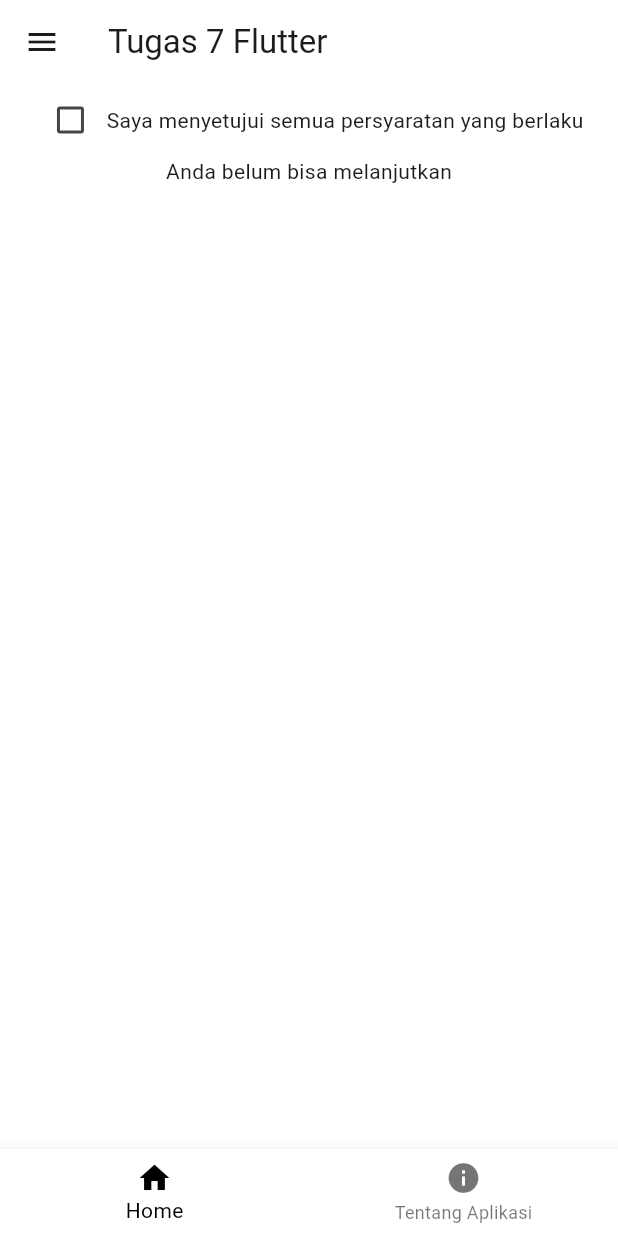
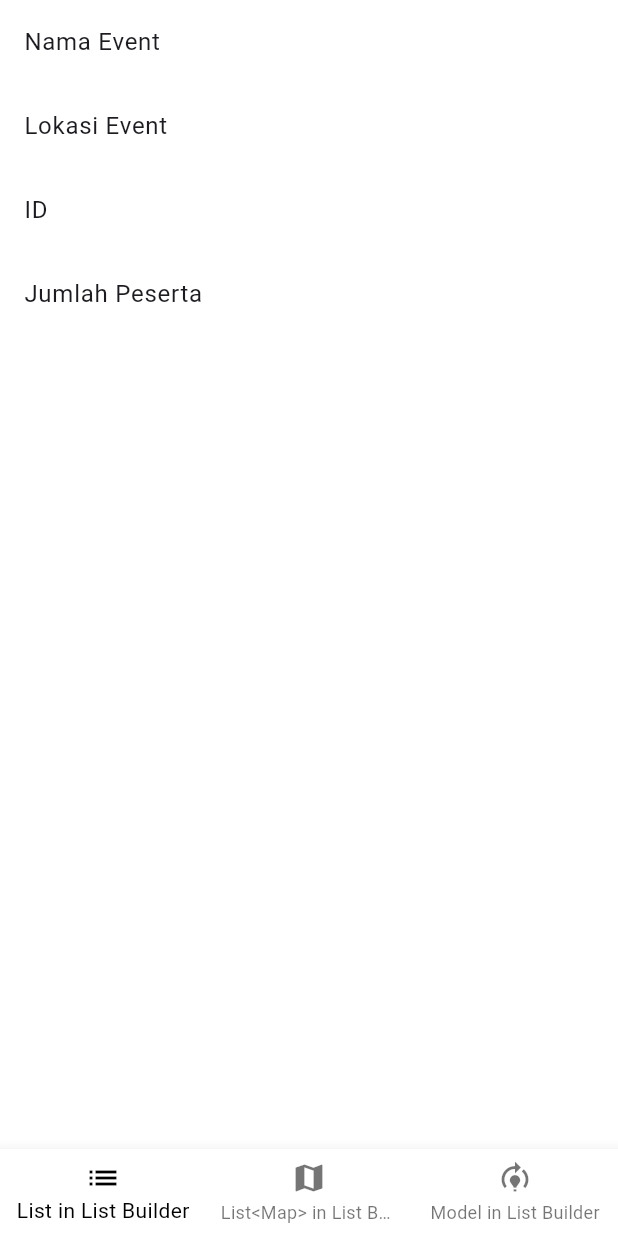
Before and after one commit to bonarwilfredproject/belajar_flutter_ppkd, a Flutter app: the screen it shows after launch, on a phone screen of 412 x 824 dp. Run offline on Flutter 3.47's test engine with Material 3 defaults, Android fonts, the phone set to English and light mode, and no system bars; our stand-ins replace animated_bottom_navigation_bar.

Commit message:
Tugas 9 Flutter

```diff
--- a/lib/main.dart
+++ b/lib/main.dart
@@ -9,12 +9,10 @@ import 'package:belajar_flutter_ppkd/tugas_5_flutter/tugas_5.dart';
 import 'package:belajar_flutter_ppkd/tugas_6/tugas_6_log_in_screen.dart';
 import 'package:belajar_flutter_ppkd/tugas_7/tugas_7.dart';
 import 'package:belajar_flutter_ppkd/tugas_8/tugas_8.dart';
+import 'package:belajar_flutter_ppkd/tugas_9/tugas_9_screen.dart';
 import 'package:flutter/material.dart';
-import 'package:intl/date_symbol_data_local.dart';
 
-void main() async {
-  WidgetsFlutterBinding.ensureInitialized;
-  await initializeDateFormatting('id', null);
+void main() {
   runApp(const MyApp());
 }
 
@@ -44,7 +42,7 @@ class MyApp extends StatelessWidget {
         // tested with just a hot reload.
         colorScheme: .fromSeed(seedColor: Colors.deepPurple),
       ),
-      home: Tugas8Flutter(),
+      home: Tugas9Screen(),
     );
   }
 }
--- a/lib/tugas_7/tugas_7.dart
+++ b/lib/tugas_7/tugas_7.dart
@@ -31,6 +31,7 @@ class _Tugas7FlutterState extends State<Tugas7Flutter> {
         title: Text("Tugas 7 Flutter"),
         backgroundColor: Colors.white,
       ),
+
       drawer: Drawer(
         backgroundColor: Colors.white,
         child: ListView(
--- a/lib/tugas_7/tugas_7_date_picker.dart
+++ b/lib/tugas_7/tugas_7_date_picker.dart
@@ -31,7 +31,7 @@ class _Tugas7DatePickerState extends State<Tugas7DatePicker> {
           Text(
             selectedDate == null
                 ? "Tanggal Lahir: "
-                : "Tanggal Lahir: ${DateFormat("dd MMMM yyyy", "ID").format(selectedDate!)}",
+                : "Tanggal Lahir: ${DateFormat("dd MMMM yyyy", "id").format(selectedDate!)}",
           ),
         ],
       ),
--- a/lib/tugas_7/tugas_7_time_picker.dart
+++ b/lib/tugas_7/tugas_7_time_picker.dart
@@ -12,7 +12,7 @@ class _Tugas7TimePickerState extends State<Tugas7TimePicker> {
   TimeOfDay? selectedTime;
 
   String getFormattedTime() {
-    final dateTime = DateTime(
+    DateTime dateTime = DateTime(
       0,
       0,
       0,
--- a/lib/tugas_8/tugas_8.dart
+++ b/lib/tugas_8/tugas_8.dart
@@ -1,3 +1,4 @@
+import 'package:animated_bottom_navigation_bar/animated_bottom_navigation_bar.dart';
 import 'package:belajar_flutter_ppkd/tugas_7/tugas_7.dart';
 import 'package:belajar_flutter_ppkd/tugas_8/tugas_8_tentang_aplikasi.dart';
 import 'package:flutter/material.dart';
--- /dev/null
+++ b/lib/tugas_9/data_list_map.dart
@@ -0,0 +1,122 @@
+List<Map<String, dynamic>> kategori = [
+  {
+    "Nama Event": "Ngopi Guys",
+    "Lokasi Event": "Warkop DKI",
+    "ID": "10000001",
+    "Jumlah Peserta": 2,
+  },
+  {
+    "Nama Event": "Flutter Study Jam",
+    "Lokasi Event": "PPKD Jakarta Pusat",
+    "ID": "10000002",
+    "Jumlah Peserta": 25,
+  },
+  {
+    "Nama Event": "Seminar Teknologi AI",
+    "Lokasi Event": "Aula Universitas Indonesia",
+    "ID": "10000003",
+    "Jumlah Peserta": 120,
+  },
+  {
+    "Nama Event": "Workshop UI/UX Figma",
+    "Lokasi Event": "Co-Working Space Sudirman",
+    "ID": "10000004",
+    "Jumlah Peserta": 40,
+  },
+  {
+    "Nama Event": "Komunitas Startup Meetup",
+    "Lokasi Event": "Jakarta Creative Hub",
+    "ID": "10000005",
+    "Jumlah Peserta": 75,
+  },
+  {
+    "Nama Event": "Pelatihan Mobile Developer",
+    "Lokasi Event": "Gedung Kominfo",
+    "ID": "10000006",
+    "Jumlah Peserta": 60,
+  },
+  {
+    "Nama Event": "Hackathon 24 Jam",
+    "Lokasi Event": "Tech Park BSD",
+    "ID": "10000007",
+    "Jumlah Peserta": 150,
+  },
+  {
+    "Nama Event": "Networking Night",
+    "Lokasi Event": "Hotel Grand Mercure",
+    "ID": "10000008",
+    "Jumlah Peserta": 90,
+  },
+  {
+    "Nama Event": "Bootcamp App Developer",
+    "Lokasi Event": "PPKD Jakarta Pusat",
+    "ID": "10000009",
+    "Jumlah Peserta": 30,
+  },
+  {
+    "Nama Event": "Diskusi Produk Digital",
+    "Lokasi Event": "Perpustakaan Nasional",
+    "ID": "10000010",
+    "Jumlah Peserta": 55,
+  },
+  {
+    "Nama Event": "Kelas Dart Fundamental",
+    "Lokasi Event": "Ruang 3A PPKD",
+    "ID": "10000011",
+    "Jumlah Peserta": 20,
+  },
+  {
+    "Nama Event": "Seminar Cyber Security",
+    "Lokasi Event": "Balai Kota Jakarta",
+    "ID": "10000012",
+    "Jumlah Peserta": 110,
+  },
+  {
+    "Nama Event": "Workshop Firebase",
+    "Lokasi Event": "Google Space Jakarta",
+    "ID": "10000013",
+    "Jumlah Peserta": 45,
+  },
+  {
+    "Nama Event": "Tech Career Expo",
+    "Lokasi Event": "JIExpo Kemayoran",
+    "ID": "10000014",
+    "Jumlah Peserta": 300,
+  },
+  {
+    "Nama Event": "Community Sharing Session",
+    "Lokasi Event": "Cafe Kopi Kenangan",
+    "ID": "10000015",
+    "Jumlah Peserta": 18,
+  },
+  {
+    "Nama Event": "Digital Marketing Talk",
+    "Lokasi Event": "Hotel Pullman",
+    "ID": "10000016",
+    "Jumlah Peserta": 85,
+  },
+  {
+    "Nama Event": "Startup Pitching Day",
+    "Lokasi Event": "WeWork Indonesia",
+    "ID": "10000017",
+    "Jumlah Peserta": 65,
+  },
+  {
+    "Nama Event": "Belajar Git & GitHub",
+    "Lokasi Event": "Lab Komputer PPKD",
+    "ID": "10000018",
+    "Jumlah Peserta": 35,
+  },
+  {
+    "Nama Event": "Design Thinking Class",
+    "Lokasi Event": "BINUS University",
+    "ID": "10000019",
+    "Jumlah Peserta": 70,
+  },
+  {
+    "Nama Event": "AI for Beginner",
+    "Lokasi Event": "Universitas Negeri Jakarta",
+    "ID": "10000020",
+    "Jumlah Peserta": 95,
+  },
+];
--- /dev/null
+++ b/lib/tugas_9/data_peserta_model.dart
@@ -0,0 +1,40 @@
+// To parse this JSON data, do
+//
+//     final dataPeserta = dataPesertaFromJson(jsonString);
+
+import 'dart:convert';
+
+List<DataPeserta> dataPesertaFromJson(String str) => List<DataPeserta>.from(
+  json.decode(str).map((x) => DataPeserta.fromJson(x)),
+);
+
+String dataPesertaToJson(List<DataPeserta> data) =>
+    json.encode(List<dynamic>.from(data.map((x) => x.toJson())));
+
+class DataPeserta {
+  String nama;
+  String telp;
+  String foto;
+  String waktu;
+
+  DataPeserta({
+    required this.nama,
+    required this.telp,
+    required this.foto,
+    required this.waktu,
+  });
+
+  factory DataPeserta.fromJson(Map<String, dynamic> json) => DataPeserta(
+    nama: json["nama"],
+    telp: json["telp"],
+    foto: json["foto"],
+    waktu: json["waktu"],
+  );
+
+  Map<String, dynamic> toJson() => {
+    "nama": nama,
+    "telp": telp,
+    "foto": foto,
+    "waktu": waktu,
+  };
+}
--- /dev/null
+++ b/lib/tugas_9/tugas_9_list.dart
@@ -0,0 +1,24 @@
+import 'package:flutter/material.dart';
+
+class Tugas9List extends StatelessWidget {
+  const Tugas9List({super.key});
+
+  static const List<String> kategori = [
+    "Nama Event",
+    "Lokasi Event",
+    "ID",
+    "Jumlah Peserta",
+  ];
+
+  @override
+  Widget build(BuildContext context) {
+    return SafeArea(
+      child: ListView.builder(
+        itemCount: kategori.length,
+        itemBuilder: (BuildContext context, int index) {
+          return ListTile(title: Text(kategori[index]));
+        },
+      ),
+    );
+  }
+}
--- /dev/null
+++ b/lib/tugas_9/tugas_9_list_map.dart
@@ -0,0 +1,23 @@
+import 'package:belajar_flutter_ppkd/tugas_9/data_list_map.dart';
+import 'package:flutter/material.dart';
+
+class Tugas9ListMap extends StatelessWidget {
+  const Tugas9ListMap({super.key});
+
+  @override
+  Widget build(BuildContext context) {
+    return SafeArea(
+      child: ListView.builder(
+        itemCount: kategori.length,
+        itemBuilder: (BuildContext context, int index) {
+          return ListTile(
+            title: Text("${kategori[index]["Nama Event"]}"),
+            subtitle: Text(kategori[index]["Lokasi Event"]),
+            leading: Text(kategori[index]["ID"]),
+            trailing: Text("${kategori[index]["Jumlah Peserta"]} peserta"),
+          );
+        },
+      ),
+    );
+  }
+}
--- /dev/null
+++ b/lib/tugas_9/tugas_9_screen.dart
@@ -0,0 +1,53 @@
+import 'package:belajar_flutter_ppkd/tugas_9/tugas_9_list.dart';
+import 'package:belajar_flutter_ppkd/tugas_9/tugas_9_list_map.dart';
+import 'package:belajar_flutter_ppkd/tugas_9/tugas_9_model.dart';
+import 'package:flutter/material.dart';
+
+class Tugas9Screen extends StatefulWidget {
+  const Tugas9Screen({super.key});
+
+  static const List<Widget> _widgetOptions = [
+    Tugas9List(),
+    Tugas9ListMap(),
+    Tugas9Model(),
+  ];
+
+  @override
+  State<Tugas9Screen> createState() => _Tugas9ScreenState();
+}
+
+class _Tugas9ScreenState extends State<Tugas9Screen> {
+  int _selectedIndex = 0;
+
+  @override
+  Widget build(BuildContext context) {
+    return Scaffold(
+      backgroundColor: Colors.white,
+      bottomNavigationBar: BottomNavigationBar(
+        backgroundColor: Colors.white,
+        items: [
+          BottomNavigationBarItem(
+            icon: Icon(Icons.list),
+            label: "List in List Builder",
+          ),
+          BottomNavigationBarItem(
+            icon: Icon(Icons.map),
+            label: "List<Map> in List Builder",
+          ),
+          BottomNavigationBarItem(
+            icon: Icon(Icons.model_training),
+            label: "Model in List Builder",
+          ),
+        ],
+        currentIndex: _selectedIndex,
+        selectedItemColor: Colors.black,
+        onTap: (value) {
+          setState(() {
+            _selectedIndex = value;
+          });
+        },
+      ),
+      body: Tugas9Screen._widgetOptions[_selectedIndex],
+    );
+  }
+}
--- a/pubspec.yaml
+++ b/pubspec.yaml
@@ -31,6 +31,7 @@ dependencies:
   flutter:
     sdk: flutter
   intl: ^0.19.0
+  animated_bottom_navigation_bar: ^1.4.0
 
   # The following adds the Cupertino Icons font to your application.
   # Use with the CupertinoIcons class for iOS style icons.
```
Also changed, not shown: lib/tugas2.dart/tugas2.dart (+4 -4 lines), lib/tugas_9/data_list_model_tugas_9.dart (added, +124 -0 lines), lib/tugas_9/data_model_tugas_9.json (added, +112 -0 lines), lib/tugas_9/tugas_9_model.dart (added, +25 -0 lines), pubspec.lock.
